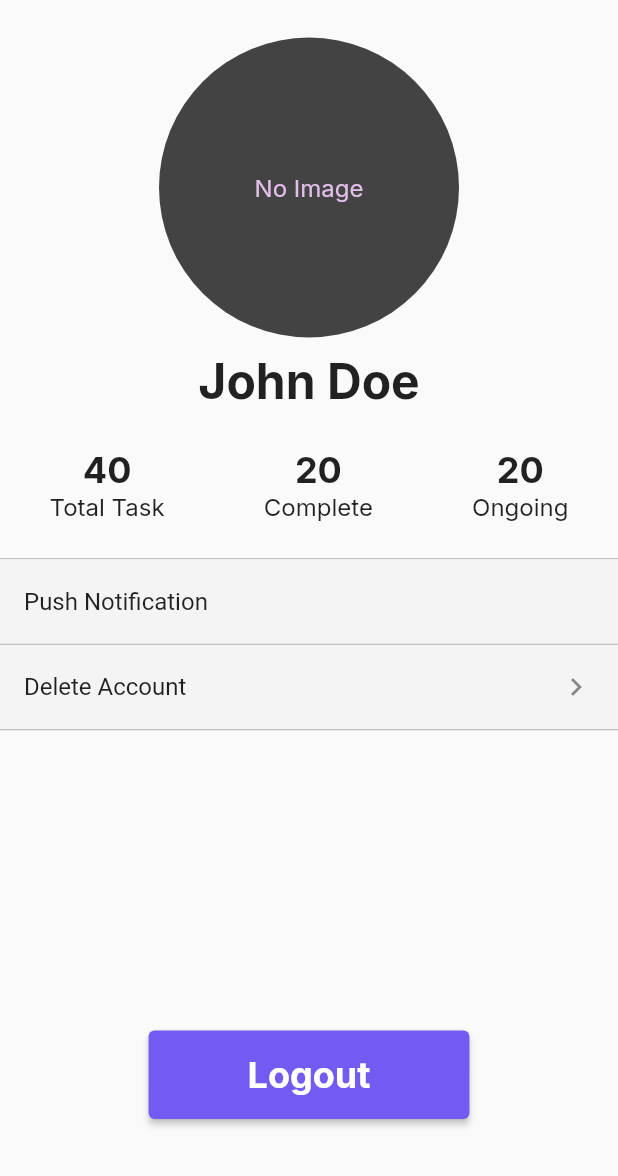
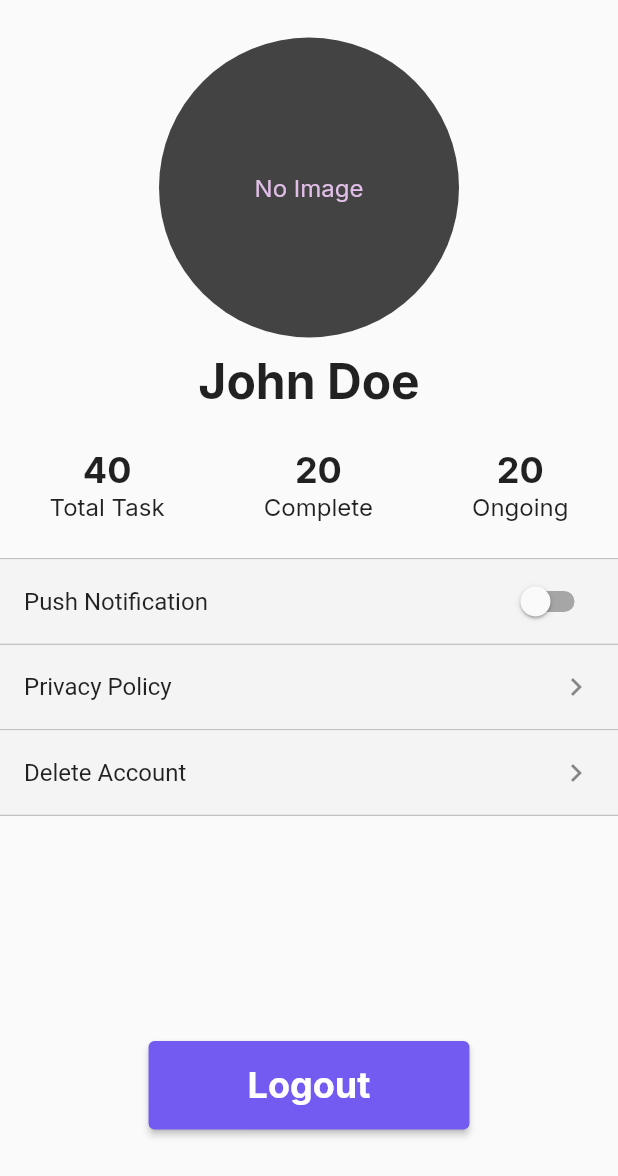
Before and after one commit to maodaaa/do-with-me, a Flutter app: the ProfilPage screen opened by its route, on a phone screen of 412 x 824 dp. Shown: the top 1176 px of the screen. Run offline on Flutter 3.47's test engine with Material 2 defaults, Android fonts, the light colour scheme and no system bars; our stand-ins replace auto_size_text, cloud_firestore, dropdown_textfield, firebase_auth, firebase_core, flutter_slidable and 5 more; missing offline and left inert: dart:ffi; accounts and stored records are empty.

Commit message:
add: more service element

```diff
--- a/lib/profil/profil.dart
+++ b/lib/profil/profil.dart
@@ -1,18 +1,24 @@
+import 'dart:ffi';
+
 import 'package:do_with_me/style/colors.dart';
 import 'package:do_with_me/style/text_style.dart';
 import 'package:flutter/material.dart';
 
-class ProfilPage extends StatelessWidget {
+class ProfilPage extends StatefulWidget {
   static const routeName = '/profil-page';
   const ProfilPage({super.key});
 
+  @override
+  State<ProfilPage> createState() => _ProfilPageState();
+}
+
+class _ProfilPageState extends State<ProfilPage> {
+  bool status = false;
   @override
   Widget build(BuildContext context) {
     return Scaffold(
       body: SingleChildScrollView(
         child: SafeArea(
-          child: SizedBox(
-            width: MediaQuery.of(context).size.width,
           child: Column(
             children: [
               const SizedBox(height: 25),
@@ -78,8 +84,22 @@ class ProfilPage extends StatelessWidget {
               Container(
                 width: MediaQuery.of(context).size.width,
                 color: kGrey,
+                child: ListTile(
+                  title: const Text('Push Notification'),
+                  trailing: Switch(
+                    activeColor: kPurple,
+                    value: status,
+                    onChanged: (bool state) => setState(() => status = state),
+                  ),
+                ),
+              ),
+              const Divider(height: 1, color: Color.fromRGBO(0, 0, 0, 0.300)),
+              Container(
+                width: MediaQuery.of(context).size.width,
+                color: kGrey,
                 child: const ListTile(
-                    title: Text('Push Notification'),
+                  title: Text('Privacy Policy'),
+                  trailing: Icon(Icons.chevron_right),
                 ),
               ),
               const Divider(height: 1, color: Color.fromRGBO(0, 0, 0, 0.300)),
@@ -92,7 +112,7 @@ class ProfilPage extends StatelessWidget {
                 ),
               ),
               const Divider(height: 1, color: Color.fromRGBO(0, 0, 0, 0.300)),
-                SizedBox(height: 200),
+              const SizedBox(height: 150),
               ElevatedButton(
                 style: ElevatedButton.styleFrom(
                   backgroundColor: kPurple,
@@ -103,9 +123,9 @@ class ProfilPage extends StatelessWidget {
                   padding: EdgeInsets.symmetric(horizontal: 50, vertical: 15),
                   child: Text('Logout'),
                 ),
-                )
+              ),
+              const SizedBox(height: 20),
             ],
-            ),
           ),
         ),
       ),
```
Lines whose indentation alone changed are shown as unchanged.
